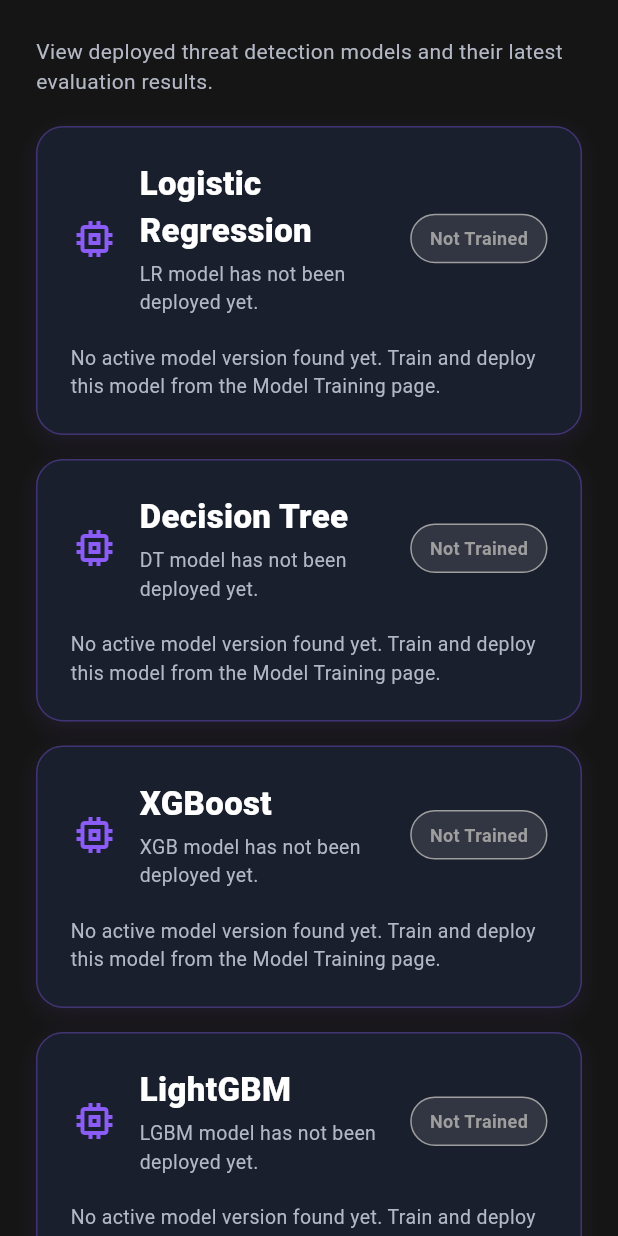
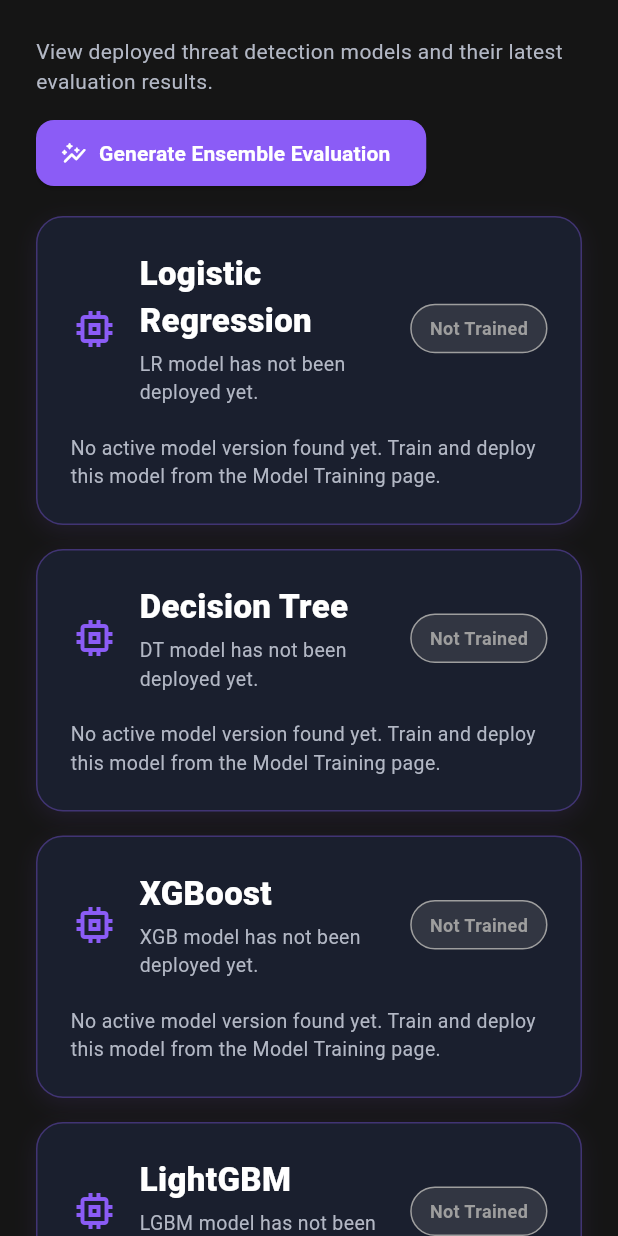
Before and after one commit to byyy001/FYP-26-S1-19, a Flutter app: the ThreatEngineModelsScreen screen opened directly, on a phone screen of 412 x 824 dp. Run offline on Flutter 3.47's test engine with Material 3 defaults, Android fonts, the light colour scheme and no system bars; our stand-ins replace cloud_firestore, cloud_functions, file_picker, firebase_auth, firebase_core, firebase_storage and 7 more; missing offline and left inert: google_mlkit_text_recognition, mobile_scanner, tldts; accounts and stored records are empty.

Commit message:
added esemble  confusion matrix

```diff
--- a/lib/screens/engineer/threat_engine_models_screen.dart
+++ b/lib/screens/engineer/threat_engine_models_screen.dart
@@ -1,6 +1,6 @@
 import 'dart:convert';
 import 'dart:typed_data';
-
+import 'package:http/http.dart' as http;
 import 'package:cloud_firestore/cloud_firestore.dart';
 import 'package:firebase_storage/firebase_storage.dart';
 import 'package:flutter/material.dart';
@@ -9,6 +9,41 @@
 
 class ThreatEngineModelsScreen extends StatelessWidget {
   const ThreatEngineModelsScreen({super.key});
+
+  Future<void> _generateEnsembleEvaluation(BuildContext context) async {
+    const String url =
+        'https://linksentry-training-backend-1071145926774.asia-southeast1.run.app/evaluate-ensemble';
+
+    try {
+      ScaffoldMessenger.of(context).showSnackBar(
+        const SnackBar(content: Text('Generating ensemble evaluation...')),
+      );
+
+      final response = await http.post(
+        Uri.parse(url),
+        headers: {'Content-Type': 'application/json'},
+        body: jsonEncode({}),
+      );
+
+      if (response.statusCode != 200) {
+        throw Exception(
+          'Ensemble evaluation failed ${response.statusCode}: ${response.body}',
+        );
+      }
+
+      ScaffoldMessenger.of(context).showSnackBar(
+        const SnackBar(
+          content: Text(
+            'Ensemble confusion matrix and performance summary updated.',
+          ),
+        ),
+      );
+    } catch (e) {
+      ScaffoldMessenger.of(context).showSnackBar(
+        SnackBar(content: Text('Failed to generate ensemble evaluation: $e')),
+      );
+    }
+  }
 
   String _formatPercent(dynamic value) {
     if (value == null) return '-';
@@ -98,6 +133,11 @@
       },
       {'modelType': 'xgboost', 'displayName': 'XGBoost', 'shortName': 'XGB'},
       {'modelType': 'lightgbm', 'displayName': 'LightGBM', 'shortName': 'LGBM'},
+      {
+        'modelType': 'ensemble',
+        'displayName': 'Ensemble Method',
+        'shortName': 'ENS',
+      },
     ];
 
     return Scaffold(
@@ -142,6 +182,29 @@
                         fontSize: 14,
                       ),
                     ),
+                    const SizedBox(height: 16),
+
+                    SizedBox(
+                      height: 44,
+                      child: ElevatedButton.icon(
+                        onPressed: () async {
+                          await _generateEnsembleEvaluation(context);
+                        },
+                        style: ElevatedButton.styleFrom(
+                          backgroundColor: AppColors.primaryPurple,
+                          foregroundColor: Colors.white,
+                          shape: RoundedRectangleBorder(
+                            borderRadius: BorderRadius.circular(12),
+                          ),
+                        ),
+                        icon: const Icon(Icons.auto_graph_rounded),
+                        label: const Text(
+                          'Generate Ensemble Evaluation',
+                          style: TextStyle(fontWeight: FontWeight.w700),
+                        ),
+                      ),
+                    ),
+
                     const SizedBox(height: 20),
 
                     for (final config in modelConfigs) ...[
```
